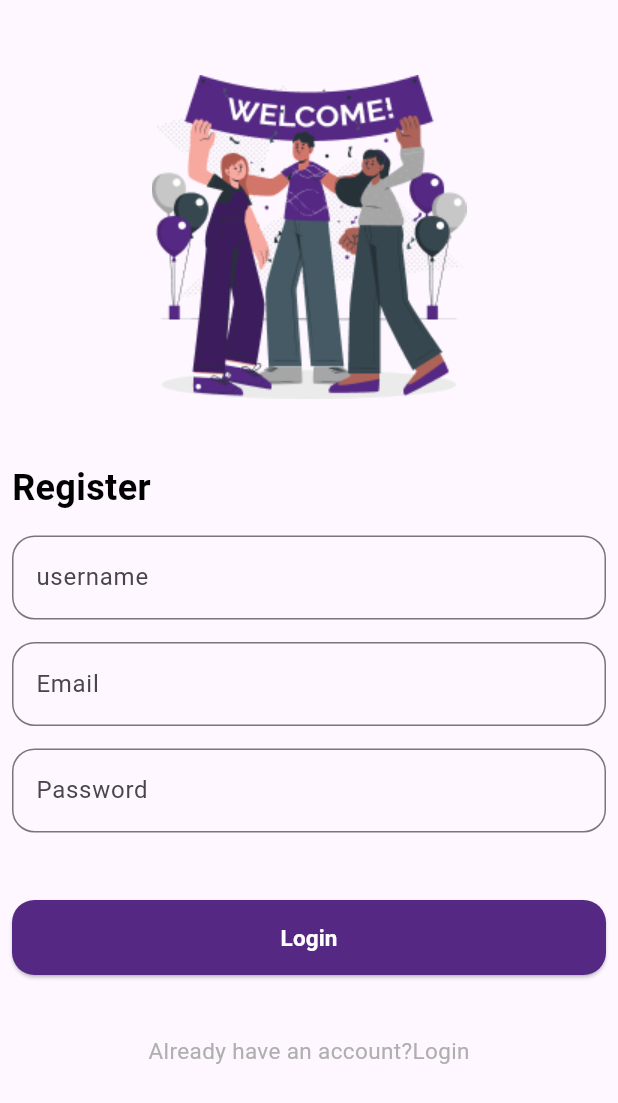
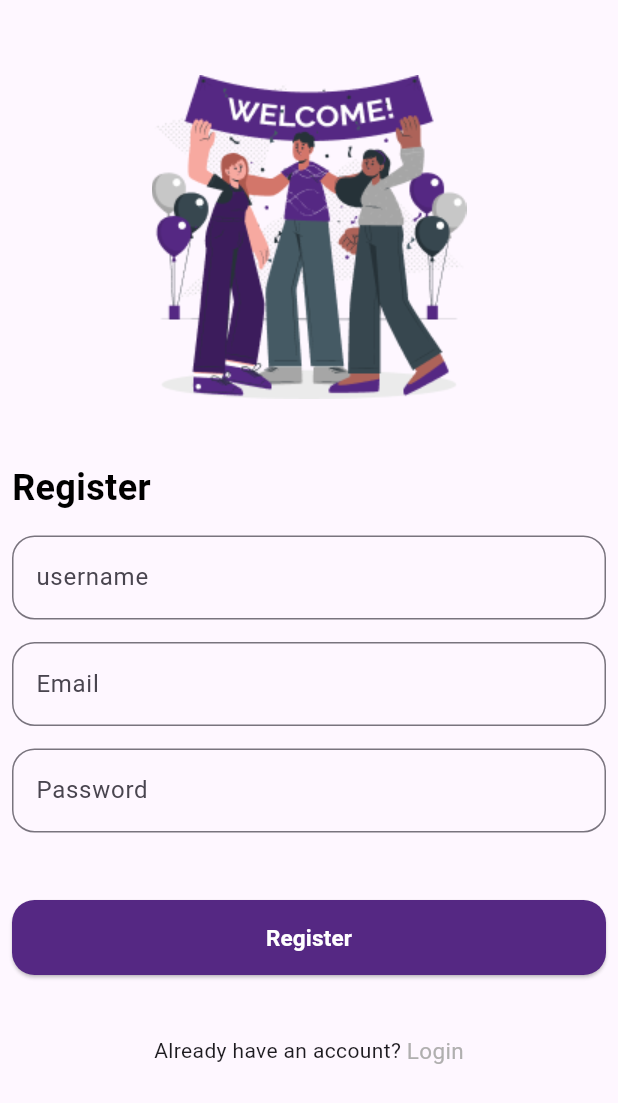
Before and after one commit to mans70q/fire_auth, a Flutter app: the screen it shows after launch, after a tap on "Sign Up", on a phone screen of 412 x 824 dp. Shown: the top 1103 px of the screen. Run offline on Flutter 3.47's test engine with Material 3 defaults, Android fonts, the phone set to English and light mode, and no system bars; our stand-ins replace cloud_firestore, equatable, firebase_auth, firebase_core, flutter_bloc; accounts and stored records are empty.

Commit message:
done login and register

```diff
--- /dev/null
+++ b/lib/cubits/profile_cubit/profile_state.dart
@@ -0,0 +1,22 @@
+part of 'profile_cubit.dart';
+
+sealed class ProfileState extends Equatable {
+  const ProfileState();
+
+  @override
+  List<Object> get props => [];
+}
+
+final class ProfileInitial extends ProfileState {}
+
+final class ProfileLoading extends ProfileState {}
+
+final class ProfileLoaded extends ProfileState {
+  final AppUser user;
+  const ProfileLoaded({required this.user});
+}
+
+final class ProfileError extends ProfileState {
+  final String message;
+  const ProfileError({required this.message});
+}
--- a/lib/main.dart
+++ b/lib/main.dart
@@ -1,5 +1,6 @@
 import 'package:fire_auth/core/routes.dart';
 import 'package:fire_auth/cubits/auth_cubit/auth_cubit.dart';
+import 'package:fire_auth/cubits/profile_cubit/profile_cubit.dart';
 import 'package:fire_auth/firebase_options.dart';
 import 'package:fire_auth/presentation/screen/auth/login.dart';
 import 'package:fire_auth/presentation/screen/home/home_screen.dart';
@@ -16,26 +17,29 @@ void main() async {
 class MyApp extends StatelessWidget {
   const MyApp({super.key});
 
-  // This widget is the root of your application.
   @override
   Widget build(BuildContext context) {
-    return MaterialApp(
+    return MultiBlocProvider(
+      providers: [
+        BlocProvider(create: (context) => AuthCubit()..currentUser()),
+        BlocProvider(create: (context) => ProfileCubit()),
+      ],
+      child: MaterialApp(
         debugShowCheckedModeBanner: false,
-      home: Scaffold(
-        body: BlocProvider(
-          create: (context) => AuthCubit()..currentUser(),
-          child: BlocConsumer<AuthCubit, AuthState>(
+        home: BlocConsumer<AuthCubit, AuthState>(
           builder: (context, state) {
-              if (state is AuthInitial) {
-                return Center(child: CircularProgressIndicator());
-              } else if (state is AuthStateLoading) {
-                return const Center(child: CircularProgressIndicator());
+            if (state is AuthStateLoading || state is AuthInitial) {
+              return const Scaffold(
+                body: Center(child: CircularProgressIndicator()),
+              );
             } else if (state is AuthStateAuthenticated) {
               return const HomeScreen();
             } else if (state is AuthStateUnauthenticated) {
               return const Login();
             } else {
-                return Center(child: CircularProgressIndicator());
+              return const Scaffold(
+                body: Center(child: Text("Something went wrong!")),
+              );
             }
           },
           listener: (context, state) {
@@ -46,9 +50,8 @@ class MyApp extends StatelessWidget {
             }
           },
         ),
+        routes: routes,
       ),
-      ),
-      routes: routes,
     );
   }
 }
--- a/lib/presentation/screen/auth/login.dart
+++ b/lib/presentation/screen/auth/login.dart
@@ -1,104 +1,35 @@
-import 'package:fire_auth/core/constant/colors.dart';
-import 'package:fire_auth/core/constant/strings.dart';
-import 'package:fire_auth/core/constant/styles.dart';
-import 'package:fire_auth/core/widgets/my_button.dart';
-import 'package:fire_auth/core/widgets/my_text_field.dart';
 import 'package:flutter/material.dart';
 import 'package:flutter_bloc/flutter_bloc.dart';
 
 import '../../../cubits/auth_cubit/auth_cubit.dart';
+import '../home/home_screen.dart';
+import 'widgets/login_body.dart';
 
-class Login extends StatefulWidget {
+class Login extends StatelessWidget {
   const Login({super.key});
 
   @override
-  State<Login> createState() => _LoginState();
-}
-
-class _LoginState extends State<Login> {
-  late TextEditingController _emailController;
-  late TextEditingController _passwordController;
-  @override
-  void initState() {
-    _emailController = TextEditingController();
-    _passwordController = TextEditingController();
-    super.initState();
-  }
-
-  @override
-  void dispose() {
-    _emailController.dispose();
-    _passwordController.dispose();
-    super.dispose();
-  }
-
-  Future<void> login() async {
-    final email = _emailController.text.trim();
-    final password = _passwordController.text.trim();
-    if (email.isEmpty || password.isEmpty) {
-      ScaffoldMessenger.of(context).showSnackBar(
-        const SnackBar(content: Text("Please enter email and password")),
-      );
-    } else {
-      await context.read<AuthCubit>().login(email: email, password: password);
-    }
-  }
-
-  @override
   Widget build(BuildContext context) {
-    return SafeArea(
-      child: Padding(
-        padding: const EdgeInsets.all(8.0),
-        child: ListView(
-          children: [
-            Image.asset(AppConst.loginImage, height: 300, width: 300),
-            const Text("Login", style: AppStyles.heading),
-            const SizedBox(height: 15),
-            MyTextField(text: "Email", controller: _emailController),
-            const SizedBox(height: 15),
-            MyTextField(
-              text: "Password",
-              controller: _passwordController,
-              obscureText: true,
-            ),
-            const SizedBox(height: 15),
-            InkWell(
-              onTap: () {},
-              child: Text("Forgot Password?", style: AppStyles.secondary),
-            ),
-            const SizedBox(height: 30),
-            MyButton(
-              widget: Text("Login", style: AppStyles.button),
-              onPressed: login,
-            ),
-            const SizedBox(height: 20),
-            MyButton(
-              widget: Row(
-                mainAxisAlignment: MainAxisAlignment.center,
-                children: [
-                  Text("Login with Google  "),
-                  Image.asset(AppConst.google, height: 30, width: 30),
-                ],
-              ),
-              color: AppColors.myWhite,
-              onPressed: () {},
-            ),
-            const SizedBox(height: 20),
-            Row(
-              mainAxisAlignment: MainAxisAlignment.center,
-              children: [
-                Text("Don't have an account? "),
-                InkWell(
-                  onTap: () {
-                    Navigator.pushNamed(context, AppConst.signUpRoute);
-                  },
-                  child: Text("Sign Up", style: AppStyles.secondary),
-                ),
-              ],
-            ),
-          ],
-        ),
-      ),
+    return BlocConsumer<AuthCubit, AuthState>(
+      listener: (context, state) {
+        if (state is AuthStateError) {
+          ScaffoldMessenger.of(
+            context,
+          ).showSnackBar(SnackBar(content: Text(state.message)));
+        }
+      },
+      builder: (context, state) {
+        return Scaffold(
+          body:
+              (state is AuthStateLoading)
+                  ? const Center(child: CircularProgressIndicator())
+                  : (state is AuthStateAuthenticated)
+                  ? const HomeScreen()
+                  : (state is AuthStateUnauthenticated)
+                  ? const LoginBody()
+                  : const Center(child: Text("Something went wrong!")),
+        );
+      },
     );
   }
 }
--- a/lib/presentation/screen/auth/signup.dart
+++ b/lib/presentation/screen/auth/signup.dart
@@ -1,8 +1,10 @@
-import 'package:fire_auth/core/constant/strings.dart';
-import 'package:fire_auth/core/constant/styles.dart';
-import 'package:fire_auth/core/widgets/my_button.dart';
-import 'package:fire_auth/core/widgets/my_text_field.dart';
+import 'package:fire_auth/presentation/screen/auth/widgets/signup_body.dart';
 import 'package:flutter/material.dart';
+import 'package:flutter_bloc/flutter_bloc.dart';
+
+import '../../../cubits/auth_cubit/auth_cubit.dart';
+import '../home/home_screen.dart';
+import 'widgets/login_body.dart';
 
 class Signup extends StatefulWidget {
   const Signup({super.key});
@@ -12,66 +14,29 @@ class Signup extends StatefulWidget {
 }
 
 class _SignupState extends State<Signup> {
-  late TextEditingController _emailController;
-  late TextEditingController _passwordController;
-  late TextEditingController _nameController;
-  @override
-  void initState() {
-    _emailController = TextEditingController();
-    _passwordController = TextEditingController();
-    _nameController = TextEditingController();
-    super.initState();
-  }
-
-  @override
-  void dispose() {
-    _emailController.dispose();
-    _passwordController.dispose();
-    _nameController.dispose();
-    super.dispose();
-  }
-
   @override
   Widget build(BuildContext context) {
     return Scaffold(
-      body: SafeArea(
-        child: Padding(
-          padding: const EdgeInsets.all(8.0),
-          child: ListView(
-            children: [
-              Image.asset(AppConst.signUpImage, height: 300, width: 300),
-              const Text("Register", style: AppStyles.heading),
-              const SizedBox(height: 15),
-              MyTextField(text: "username", controller: _nameController),
-              const SizedBox(height: 15),
-              MyTextField(text: "Email", controller: _emailController),
-              const SizedBox(height: 15),
-              MyTextField(text: "Password", controller: _passwordController),
-              const SizedBox(height: 15),
-
-              const SizedBox(height: 30),
-              MyButton(
-                widget: Text("Login", style: AppStyles.button),
-                onPressed: () {},
-              ),
-              const SizedBox(height: 20),
-
-              const SizedBox(height: 20),
-              Row(
-                mainAxisAlignment: MainAxisAlignment.center,
-                children: [
-                  Text("Already have an account?", style: AppStyles.secondary),
-                  InkWell(
-                    onTap: () {
-                      Navigator.pop(context);
-                    },
-                    child: Text("Login", style: AppStyles.secondary),
-                  ),
-                ],
-              ),
-            ],
-          ),
-        ),
+      body: BlocConsumer<AuthCubit, AuthState>(
+        listener: (context, state) {
+          if (state is AuthStateError) {
+            ScaffoldMessenger.of(
+              context,
+            ).showSnackBar(SnackBar(content: Text(state.message)));
+          }
+        },
+        builder: (context, state) {
+          return Scaffold(
+            body:
+                (state is AuthStateLoading)
+                    ? const Center(child: CircularProgressIndicator())
+                    : (state is AuthStateAuthenticated)
+                    ? const HomeScreen()
+                    : (state is AuthStateUnauthenticated)
+                    ? const SignupBody()
+                    : const LoginBody(),
+          );
+        },
       ),
     );
   }
--- /dev/null
+++ b/lib/presentation/screen/auth/widgets/login_body.dart
@@ -0,0 +1,106 @@
+import 'package:flutter/material.dart';
+import 'package:flutter_bloc/flutter_bloc.dart';
+
+import '../../../../core/constant/colors.dart';
+import '../../../../core/constant/strings.dart';
+import '../../../../core/constant/styles.dart';
+import '../../../../core/widgets/my_button.dart';
+import '../../../../core/widgets/my_text_field.dart';
+import '../../../../cubits/auth_cubit/auth_cubit.dart';
+
+class LoginBody extends StatefulWidget {
+  const LoginBody({super.key});
+
+  @override
+  State<LoginBody> createState() => _LoginBodyState();
+}
+
+class _LoginBodyState extends State<LoginBody> {
+  late TextEditingController _emailController;
+  late TextEditingController _passwordController;
+  @override
+  void initState() {
+    _emailController = TextEditingController();
+    _passwordController = TextEditingController();
+    super.initState();
+  }
+
+  @override
+  void dispose() {
+    _emailController.dispose();
+    _passwordController.dispose();
+    super.dispose();
+  }
+
+  Future<void> login() async {
+    final email = _emailController.text.trim();
+    final password = _passwordController.text.trim();
+    if (email.isEmpty || password.isEmpty) {
+      ScaffoldMessenger.of(context).showSnackBar(
+        const SnackBar(content: Text("Please enter email and password")),
+      );
+    } else {
+      await context.read<AuthCubit>().login(email: email, password: password);
+      if (!mounted) return;
+      Navigator.pushNamed(context, AppConst.homeRoute);
+    }
+  }
+
+  @override
+  Widget build(BuildContext context) {
+    return SafeArea(
+      child: Padding(
+        padding: const EdgeInsets.all(8.0),
+        child: ListView(
+          children: [
+            Image.asset(AppConst.loginImage, height: 300, width: 300),
+            const Text("Login", style: AppStyles.heading),
+            const SizedBox(height: 15),
+            MyTextField(text: "Email", controller: _emailController),
+            const SizedBox(height: 15),
+            MyTextField(
+              text: "Password",
+              controller: _passwordController,
+              obscureText: true,
+            ),
+            const SizedBox(height: 15),
+            InkWell(
+              onTap: () {},
+              child: Text("Forgot Password?", style: AppStyles.secondary),
+            ),
+            const SizedBox(height: 30),
+            MyButton(
+              widget: Text("Login", style: AppStyles.button),
+              onPressed: login,
+            ),
+            const SizedBox(height: 20),
+            MyButton(
+              widget: Row(
+                mainAxisAlignment: MainAxisAlignment.center,
+                children: [
+                  Text("Login with Google  "),
+                  Image.asset(AppConst.google, height: 30, width: 30),
+                ],
+              ),
+              color: AppColors.myWhite,
+              onPressed: () {},
+            ),
+            const SizedBox(height: 20),
+            Row(
+              mainAxisAlignment: MainAxisAlignment.center,
+              children: [
+                Text("Don't have an account? "),
+                InkWell(
+                  onTap: () {
+                    Navigator.pushNamed(context, AppConst.signUpRoute);
+                  },
+                  child: Text("Sign Up", style: AppStyles.secondary),
+                ),
+              ],
+            ),
+          ],
+        ),
+      ),
+    );
+  }
+}
--- /dev/null
+++ b/lib/presentation/screen/auth/widgets/signup_body.dart
@@ -0,0 +1,95 @@
+import 'package:flutter/material.dart';
+import 'package:flutter_bloc/flutter_bloc.dart';
+
+import '../../../../core/constant/strings.dart';
+import '../../../../core/constant/styles.dart';
+import '../../../../core/widgets/my_button.dart';
+import '../../../../core/widgets/my_text_field.dart';
+import '../../../../cubits/auth_cubit/auth_cubit.dart';
+
+class SignupBody extends StatefulWidget {
+  const SignupBody({super.key});
+
+  @override
+  State<SignupBody> createState() => _SignupBodyState();
+}
+
+class _SignupBodyState extends State<SignupBody> {
+  late final TextEditingController _emailController;
+  late final TextEditingController _passwordController;
+  late final TextEditingController _nameController;
+
+  @override
+  void initState() {
+    _emailController = TextEditingController();
+    _passwordController = TextEditingController();
+    _nameController = TextEditingController();
+    super.initState();
+  }
+
+  @override
+  void dispose() {
+    _emailController.dispose();
+    _passwordController.dispose();
+    _nameController.dispose();
+    super.dispose();
+  }
+
+  Future<void> _register() async {
+    final authCubit = context.read<AuthCubit>();
+
+    final email = _emailController.text.trim();
+    final password = _passwordController.text.trim();
+    final name = _nameController.text.trim();
+    if (email.isEmpty || password.isEmpty || name.isEmpty) {
+      ScaffoldMessenger.of(
+        context,
+      ).showSnackBar(const SnackBar(content: Text("Please enter valid input")));
+    } else {
+      await authCubit.register(email: email, password: password, name: name);
+    }
+  }
+
+  @override
+  Widget build(BuildContext context) {
+    return SafeArea(
+      child: Padding(
+        padding: const EdgeInsets.all(8.0),
+        child: ListView(
+          children: [
+            Image.asset(AppConst.signUpImage, height: 300, width: 300),
+            const Text("Register", style: AppStyles.heading),
+            const SizedBox(height: 15),
+            MyTextField(text: "username", controller: _nameController),
+            const SizedBox(height: 15),
+            MyTextField(text: "Email", controller: _emailController),
+            const SizedBox(height: 15),
+            MyTextField(text: "Password", controller: _passwordController),
+            const SizedBox(height: 15),
+
+            const SizedBox(height: 30),
+            MyButton(
+              widget: Text("Register", style: AppStyles.button),
+              onPressed: _register,
+            ),
+            const SizedBox(height: 20),
+
+            const SizedBox(height: 20),
+            Row(
+              mainAxisAlignment: MainAxisAlignment.center,
+              children: [
+                Text("Already have an account? "),
+                InkWell(
+                  onTap: () {
+                    Navigator.pop(context);
+                  },
+                  child: Text("Login", style: AppStyles.secondary),
+                ),
+              ],
+            ),
+          ],
+        ),
+      ),
+    );
+  }
+}
```
Also changed, not shown: lib/cubits/auth_cubit/auth_cubit.dart (+12 -8 lines), lib/cubits/profile_cubit/profile_cubit.dart (added, +25 -0 lines), lib/data/firebase_auth_repo.dart (+11 -6 lines), lib/data/firebase_fetch_profile.dart (added, +15 -0 lines), lib/presentation/screen/home/home_screen.dart (+17 -1 lines). Lines whose indentation alone changed are shown as unchanged.
